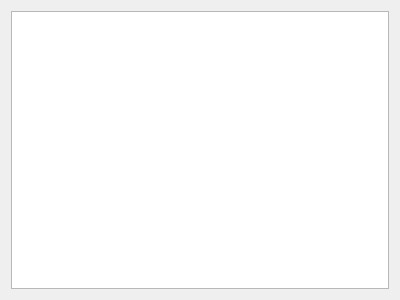
Qt form src/Main/imagedata.ui (AstroStacking/AstroStack) before a commit.
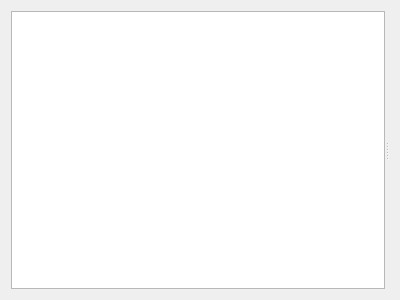
The same form after that commit.

```diff
--- a/src/Main/imagedata.ui
+++ b/src/Main/imagedata.ui
@@ -13,12 +13,19 @@
   <property name="windowTitle">
    <string>Frame</string>
   </property>
-  <layout class="QHBoxLayout" name="horizontalLayout">
-   <item>
-    <widget class="QGraphicsView" name="graphicsView"/>
-   </item>
-   <item>
-    <layout class="QVBoxLayout" name="verticalLayout"/>
+  <layout class="QGridLayout" name="gridLayout">
+   <item row="0" column="0">
+    <widget class="QSplitter" name="splitter">
+     <property name="orientation">
+      <enum>Qt::Horizontal</enum>
+     </property>
+     <widget class="QGraphicsView" name="graphicsView"/>
+     <widget class="QSplitter" name="verticalLayout">
+      <property name="orientation">
+       <enum>Qt::Vertical</enum>
+      </property>
+     </widget>
+    </widget>
    </item>
   </layout>
  </widget>
```
